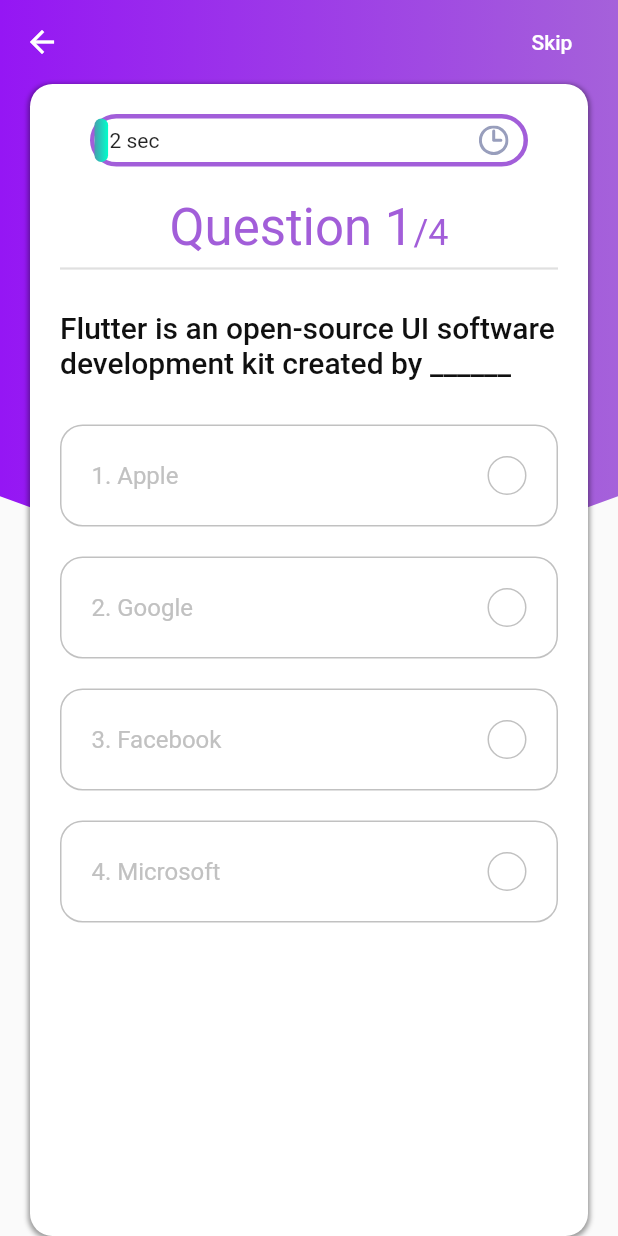
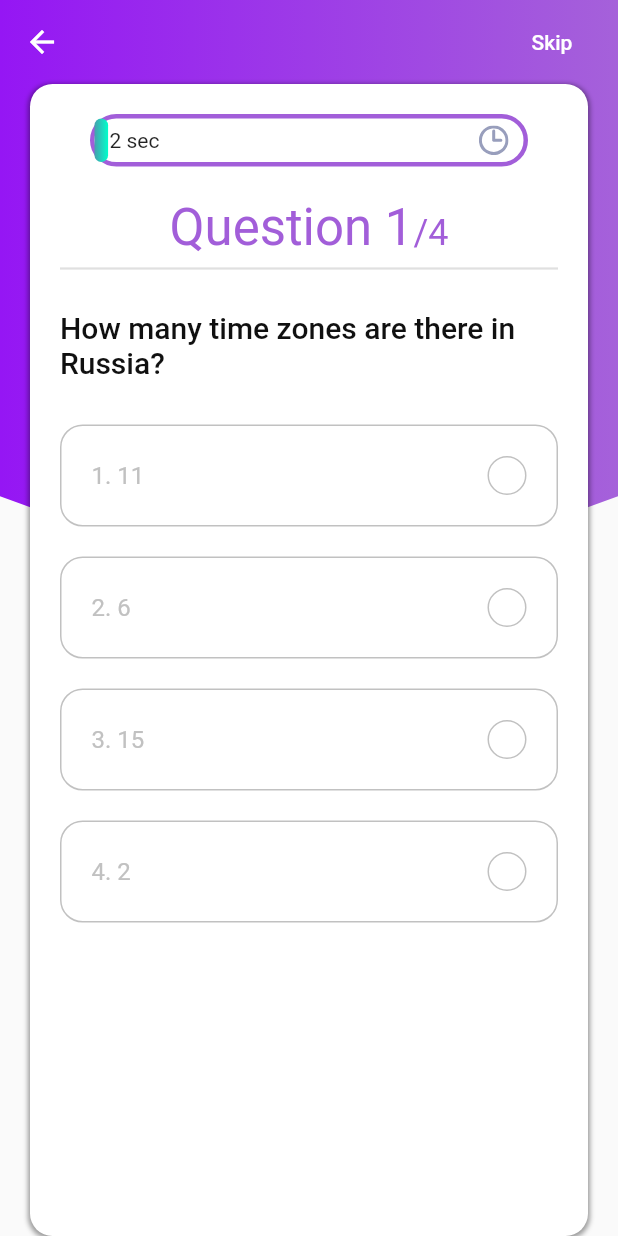
Before and after one commit to LykanImran/findme_quiz, a Flutter app: the QuizScreen screen opened directly, on a phone screen of 412 x 824 dp. Run offline on Flutter 3.47's test engine with Material 2 defaults, Android fonts, the phone set to English and light mode, and no system bars; our stand-ins replace avatar_glow, flutter_custom_clippers, get, websafe_svg.

Commit message:
basic ui

```diff
--- a/lib/models/Questions.dart
+++ b/lib/models/Questions.dart
@@ -6,30 +6,35 @@ class Question {
   Question({this.id, this.question, this.answer, this.options});
 }
 
+
+/// just have to fetch the question here using the model above
+
+
 const List sample_data = [
   {
     "id": 1,
     "question":
-        "Flutter is an open-source UI software development kit created by ______",
+        "How many time zones are there in Russia?",
+    "options": ['11', '6', '15', '2'],
+    "answer_index": 0,
+  },
+  {
+    "id": 2,
+    "question":
+    "Flutter is an open-source UI software development kit created by ______",
     "options": ['Apple', 'Google', 'Facebook', 'Microsoft'],
     "answer_index": 1,
   },
   {
-    "id": 2,
-    "question": "When google release Flutter.",
-    "options": ['Jun 2017', 'Jun 2017', 'May 2017', 'May 2018'],
-    "answer_index": 2,
-  },
-  {
     "id": 3,
-    "question": "A memory location that holds a single letter or number.",
-    "options": ['Double', 'Int', 'Char', 'Word'],
+    "question": "OS computer abbreviation usually means ?",
+    "options": ["Order of Significance","Open Software","Operating System","Optical Sensor"],
     "answer_index": 2,
   },
   {
     "id": 4,
-    "question": "What command do you use to output data to the screen?",
-    "options": ['Cin', 'Count>>', 'Cout', 'Output>>'],
-    "answer_index": 2,
+    "question": "Select the most appropriate synonym of the given word -Glorious ?",
+    "options": ['Splendid', 'Unusual', "Enormous", 'Gentle'],
+    "answer_index": 0,
   },
 ];
--- a/lib/screens/score/score_screen.dart
+++ b/lib/screens/score/score_screen.dart
@@ -56,7 +56,7 @@ class ScoreScreen extends StatelessWidget {
                         children: [
                           TextSpan(
                             text:
-                                "${_qnController.correctAns * 10}/${_qnController.questions.length * 10}",
+                                "${_qnController.correctAns }/${_qnController.questions.length}",
                             style: Theme.of(context)
                                 .textTheme
                                 .headline5
@@ -130,13 +130,14 @@ class ScoreScreen extends StatelessWidget {
       child: Row(
         mainAxisAlignment: MainAxisAlignment.start,
         mainAxisSize: MainAxisSize.min,
+
         children: [
           Icon(
             Icons.circle,
             color: color,
           ),
           SizedBox(
-            width: 5,
+            width: 10,
           ),
           Text.rich(
             TextSpan(
```
